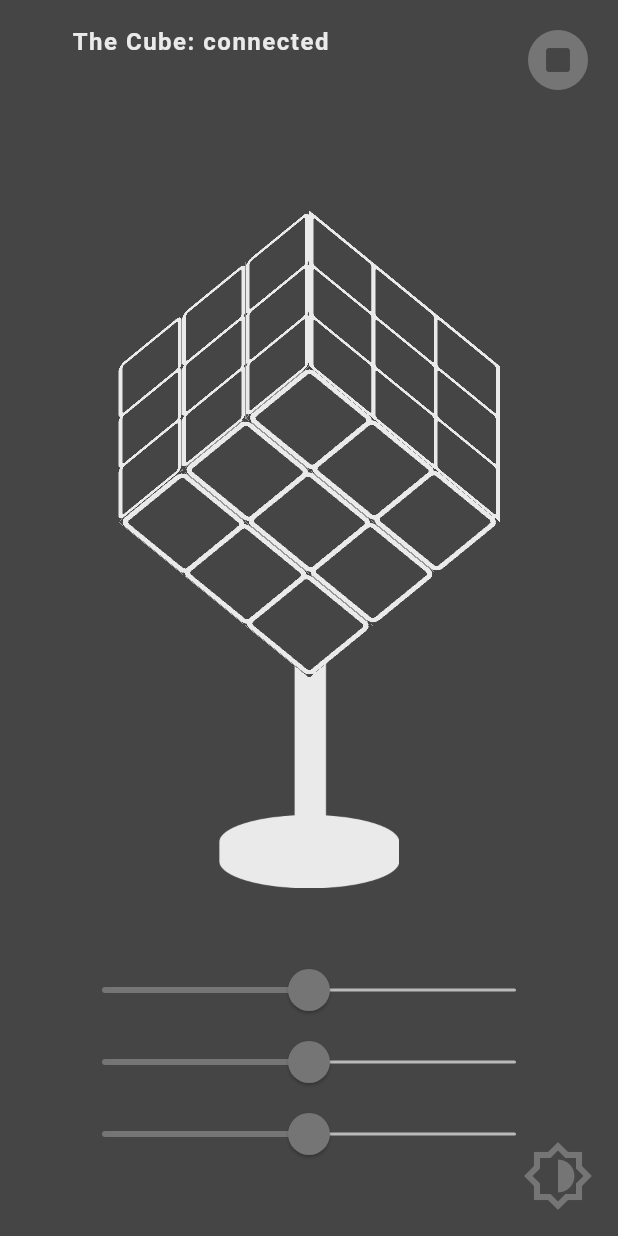
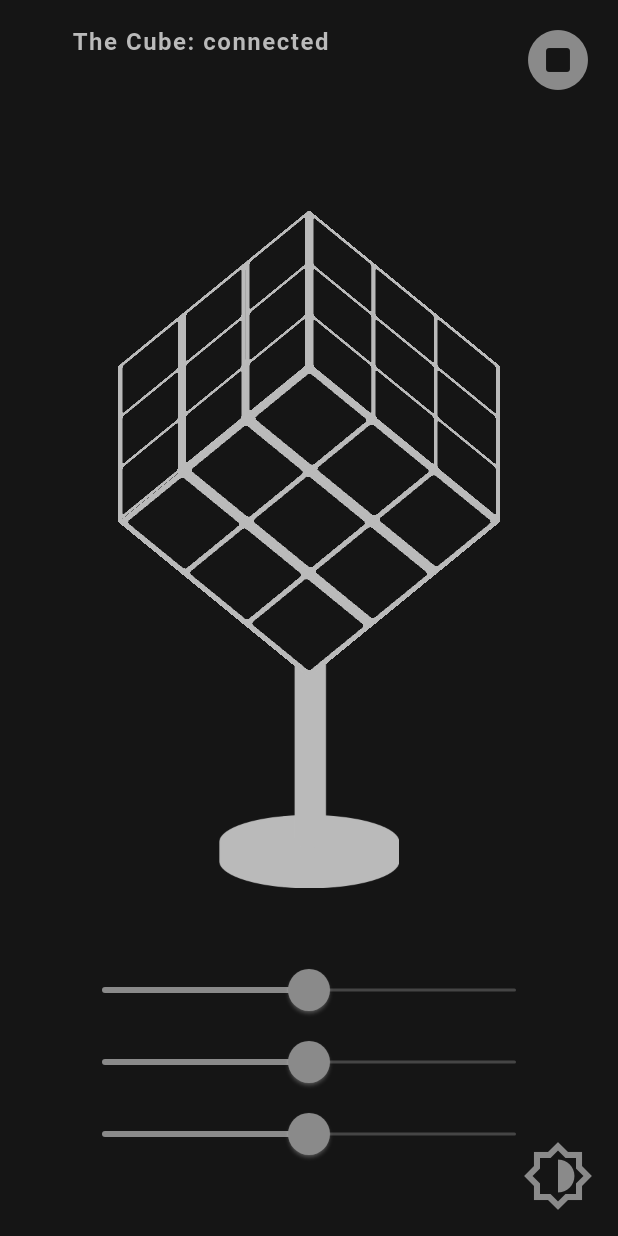
Before and after one commit to chagin0leg/cube, a Flutter app: the screen it shows after launch, after a tap on the "brightness 6" icon, on a phone screen of 412 x 824 dp. Run offline on Flutter 3.47's test engine with Material 3 defaults, Android fonts, the phone set to English and light mode, and no system bars; Roboto replaces fonts that are missing (RobotoMono).

Commit message:
Сделана заготовка для смены тем посредством фильтрации цветов

```diff
--- a/lib/cube_app.dart
+++ b/lib/cube_app.dart
@@ -1,27 +1,28 @@
 import 'package:cube/parallelepipeds_app.dart';
 import 'package:cube/theme/app_theme.dart';
-import 'package:cube/theme/theme_notifier.dart';
-import 'package:cube/theme/theme_provider.dart';
+import 'package:cube/theme/color_filter_notifier.dart';
+import 'package:cube/theme/color_filter_provider.dart';
 import 'package:flutter/material.dart';
 
 class CubeApp extends StatelessWidget {
   CubeApp({super.key});
 
-  final ThemeNotifier _themeNotifier = ThemeNotifier();
+  final ColorFilterNotifier _colorFilterNotifier = ColorFilterNotifier();
 
   @override
   Widget build(BuildContext context) {
-    return ThemeProvider(
-      notifier: _themeNotifier,
+    return ColorFilterProvider(
+      notifier: _colorFilterNotifier,
       child: AnimatedBuilder(
-        animation: _themeNotifier,
+        animation: _colorFilterNotifier,
         builder: (context, _) {
-          return MaterialApp(
-            debugShowCheckedModeBanner: false,
-            theme: AppTheme.light,
-            darkTheme: AppTheme.dark,
-            themeMode: _themeNotifier.mode,
-            home: ParallelepipedsApp(),
+          return ColorFiltered(
+            colorFilter: _colorFilterNotifier.matrix,
+            child: MaterialApp(
+              debugShowCheckedModeBanner: false,
+              theme: AppTheme.light,
+              home: ParallelepipedsApp(),
+            ),
           );
         },
       ),
--- a/lib/parallelepipeds_app.dart
+++ b/lib/parallelepipeds_app.dart
@@ -3,8 +3,8 @@ import 'dart:ui' as ui;
 import 'package:cube/crop_image_extension.dart';
 import 'package:cube/cube_status_text.dart';
 import 'package:cube/parallelepipeds_painter.dart';
-import 'package:cube/theme/theme_notifier.dart';
-import 'package:cube/theme/theme_provider.dart';
+import 'package:cube/theme/color_filter_notifier.dart';
+import 'package:cube/theme/color_filter_provider.dart';
 import 'package:flutter/material.dart';
 import 'package:flutter/scheduler.dart';
 
@@ -30,11 +30,10 @@ class ParallelepipedState {
 
 class _ParallelepipedsAppState extends State<ParallelepipedsApp>
     with SingleTickerProviderStateMixin {
-  ui.Image? baseImageLight;
-  ui.Image? baseImageDark;
-  List<List<ui.Image?>>? faceImagesLight;
-  List<List<ui.Image?>>? faceImagesDark;
+  ui.Image? baseImage;
+  List<List<ui.Image?>>? faceImagesList;
   bool imagesLoaded = false;
+  late ColorFilterNotifier notifier;
 
   double speedGlobY = 0;
   double speedZ1 = 0;
@@ -55,8 +54,16 @@ class _ParallelepipedsAppState extends State<ParallelepipedsApp>
   }
 
   @override
+  void didChangeDependencies() {
+    notifier = ColorFilterProvider.of(context);
+
+    super.didChangeDependencies();
+  }
+
+  @override
   void dispose() {
     _ticker.dispose();
+    notifier.dispose();
     super.dispose();
   }
 
@@ -94,78 +101,39 @@ class _ParallelepipedsAppState extends State<ParallelepipedsApp>
   }
 
   Future<void> _loadImages() async {
-    final wideLight =
-        await _loadImage('assets/light/face_wide.drawio.png').crop();
-    final narrowLight =
-        await _loadImage('assets/light/face_narrow.drawio.png').crop();
-    final baseLight = await _loadImage('assets/light/base.drawio.png');
-    final wideInsideLight =
-        await _loadImage('assets/light/face_wide_inside.drawio.png').crop();
-
-    final wideDark =
-        await _loadImage('assets/dark/face_wide.drawio.png').crop();
-    final narrowDark =
-        await _loadImage('assets/dark/face_narrow.drawio.png').crop();
-    final baseDark = await _loadImage('assets/dark/base.drawio.png');
-    final wideInsideDark =
-        await _loadImage('assets/dark/face_wide_inside.drawio.png').crop();
+    final wide = await _loadImage('assets/face_wide.drawio.png').crop();
+    final narrow = await _loadImage('assets/face_narrow.drawio.png').crop();
+    final base = await _loadImage('assets/base.drawio.png');
+    final wideInside =
+        await _loadImage('assets/face_wide_inside.drawio.png').crop();
 
     setState(() {
-      baseImageLight = baseLight;
-      faceImagesLight = [
+      baseImage = base;
+      faceImagesList = [
         // Для каждого параллелепипеда свой набор граней
         [
-          wideLight, // back
-          wideInsideLight, // front
-          narrowLight, // top
-          narrowLight, // bottom
-          narrowLight, // right
-          narrowLight, // left
+          wide, // back
+          wideInside, // front
+          narrow, // top
+          narrow, // bottom
+          narrow, // right
+          narrow, // left
         ],
         [
-          wideInsideLight, // back
-          wideInsideLight, // front
-          narrowLight, // top
-          narrowLight, // bottom
-          narrowLight, // right
-          narrowLight, // left
+          wideInside, // back
+          wideInside, // front
+          narrow, // top
+          narrow, // bottom
+          narrow, // right
+          narrow, // left
         ],
         [
-          wideInsideLight, // back
-          wideLight, // front
-          narrowLight, // top
-          narrowLight, // bottom
-          narrowLight, // right
-          narrowLight, // left
-        ],
-      ];
-
-      baseImageDark = baseDark;
-      faceImagesDark = [
-        // Для каждого параллелепипеда свой набор граней
-        [
-          wideDark, // back
-          wideInsideDark, // front
-          narrowDark, // top
-          narrowDark, // bottom
-          narrowDark, // right
-          narrowDark, // left
-        ],
-        [
-          wideInsideDark, // back
-          wideInsideDark, // front
-          narrowDark, // top
-          narrowDark, // bottom
-          narrowDark, // right
-          narrowDark, // left
-        ],
-        [
-          wideInsideDark, // back
-          wideDark, // front
-          narrowDark, // top
-          narrowDark, // bottom
-          narrowDark, // right
-          narrowDark, // left
+          wideInside, // back
+          wide, // front
+          narrow, // top
+          narrow, // bottom
+          narrow, // right
+          narrow, // left
         ],
       ];
 
@@ -213,8 +181,6 @@ class _ParallelepipedsAppState extends State<ParallelepipedsApp>
     final double vZ1 = speedZ1;
     final double vZ2 = speedZ2;
 
-    ThemeNotifier notifier = ThemeProvider.of(context);
-
     return Scaffold(
       body: SafeArea(
         child: Column(
@@ -225,19 +191,12 @@ class _ParallelepipedsAppState extends State<ParallelepipedsApp>
                 children: [
                   !imagesLoaded
                       ? const Center(child: CircularProgressIndicator())
-                      : RawImage(
-                        image:
-                            notifier.mode == ThemeMode.light
-                                ? baseImageLight
-                                : baseImageDark,
-                        width: 120,
-                      ),
+                      : RawImage(image: baseImage!, width: 120),
                   Center(
                     child:
                         !imagesLoaded
                             ? const Center(child: CircularProgressIndicator())
                             : RepaintBoundary(
-                              key: ValueKey(notifier.mode),
                               child: CustomPaint(
                                 size: Size.infinite,
                                 painter: ParallelepipedsPainter(
@@ -245,10 +204,7 @@ class _ParallelepipedsAppState extends State<ParallelepipedsApp>
                                   globX: globX,
                                   globY: globY,
                                   globZ: globZ,
-                                  faceImagesList:
-                                      notifier.mode == ThemeMode.light
-                                          ? faceImagesLight!
-                                          : faceImagesDark!,
+                                  faceImagesList: faceImagesList!,
                                 ),
                               ),
                             ),
@@ -296,13 +252,11 @@ class _ParallelepipedsAppState extends State<ParallelepipedsApp>
   Widget _themeButton() {
     return InkWell(
       onTap: () {
-        ThemeNotifier notifier = ThemeProvider.of(context);
-
-        if (notifier.mode == ThemeMode.light) {
-          notifier.setMode(ThemeMode.dark);
-        } else {
-          notifier.setMode(ThemeMode.light);
-        }
+        notifier.setMatrix(
+          redChannel: [-1, 0, 0, 0, 255],
+          greenChannel: [0, -1, 0, 0, 255],
+          blueChannel: [0, 0, -1, 0, 255],
+        );
       },
       child: const Icon(Icons.brightness_6_outlined),
     );
--- a/lib/theme/app_theme.dart
+++ b/lib/theme/app_theme.dart
@@ -30,35 +30,4 @@ class AppTheme {
     ),
     iconTheme: IconThemeData(color: AppColors.grey, size: 48),
   );
-
-  static final ThemeData dark = ThemeData(
-    scaffoldBackgroundColor: AppColors.darkPlatinum,
-    splashColor: AppColors.transparent,
-    highlightColor: AppColors.transparent,
-    hoverColor: AppColors.transparent,
-    textTheme: TextTheme(
-      titleSmall: TextStyle(
-        fontSize: 16,
-        color: AppColors.platinum,
-        fontFamily: 'RobotoMono',
-        fontWeight: FontWeight.w700,
-        letterSpacing: 1,
-      ),
-    ),
-    sliderTheme: SliderThemeData(
-      trackHeight: 2,
-      activeTrackColor: AppColors.grey,
-      inactiveTrackColor: AppColors.lightGrey,
-      thumbColor: AppColors.grey,
-      overlayColor: AppColors.transparent,
-      thumbShape: const RoundSliderThumbShape(enabledThumbRadius: 14),
-      overlayShape: const RoundSliderOverlayShape(overlayRadius: 20),
-      tickMarkShape: SliderTickMarkShape.noTickMark,
-      valueIndicatorShape: SliderComponentShape.noOverlay,
-      showValueIndicator: ShowValueIndicator.never,
-      trackShape: const RoundedRectSliderTrackShape(),
-    ),
-
-    iconTheme: IconThemeData(color: AppColors.grey, size: 48),
-  );
 }
--- /dev/null
+++ b/lib/theme/color_filter_notifier.dart
@@ -0,0 +1,40 @@
+import 'package:flutter/material.dart';
+
+class ColorFilterNotifier extends ChangeNotifier {
+  ColorFilter _matrix = ColorFilter.matrix([
+    1, 0, 0, 0, 0, // R
+    0, 1, 0, 0, 0, // G
+    0, 0, 1, 0, 0, // B
+    0, 0, 0, 1, 0, // A
+  ]);
+
+  ColorFilter get matrix => _matrix;
+
+  void setMatrix({
+    List<double>? redChannel,
+    List<double>? greenChannel,
+    List<double>? blueChannel,
+    List<double>? alphaChannel,
+  }) {
+    assert(
+      (redChannel == null || redChannel.length == 5) &&
+          (greenChannel == null || greenChannel.length == 5) &&
+          (blueChannel == null || blueChannel.length == 5) &&
+          (alphaChannel == null || alphaChannel.length == 5),
+      "ColorFilter channel length is not equal to 5",
+    );
+
+    ColorFilter newMatrix = _matrix;
+    newMatrix = ColorFilter.matrix([
+      ...redChannel ?? [1, 0, 0, 0, 0], // R
+      ...greenChannel ?? [0, 1, 0, 0, 0], // G
+      ...blueChannel ?? [0, 0, 1, 0, 0], // B
+      ...alphaChannel ?? [0, 0, 0, 1, 0], // A
+    ]);
+
+    if (newMatrix != _matrix) {
+      _matrix = newMatrix;
+      notifyListeners();
+    }
+  }
+}
--- /dev/null
+++ b/lib/theme/color_filter_provider.dart
@@ -0,0 +1,18 @@
+import 'package:cube/theme/color_filter_notifier.dart';
+import 'package:flutter/material.dart';
+
+class ColorFilterProvider extends InheritedNotifier<ColorFilterNotifier> {
+  const ColorFilterProvider({
+    super.key,
+    required ColorFilterNotifier super.notifier,
+    required super.child,
+  });
+
+  static ColorFilterNotifier of(BuildContext context) {
+    ColorFilterProvider? provider =
+        context.dependOnInheritedWidgetOfExactType<ColorFilterProvider>();
+    assert(provider != null, "No ColorFilterNotifier in element tree found");
+
+    return provider!.notifier!;
+  }
+}
--- a/lib/theme/theme_notifier.dart
+++ /dev/null
@@ -1,14 +0,0 @@
-import 'package:flutter/material.dart';
-
-class ThemeNotifier extends ChangeNotifier {
-  ThemeMode _mode = ThemeMode.light; // TODO: доставать из сохранённых настроек?
-
-  ThemeMode get mode => _mode;
-
-  void setMode(ThemeMode mode) {
-    if (_mode != mode) {
-      _mode = mode;
-      notifyListeners();
-    }
-  }
-}
--- a/lib/theme/theme_provider.dart
+++ /dev/null
@@ -1,18 +0,0 @@
-import 'package:cube/theme/theme_notifier.dart';
-import 'package:flutter/material.dart';
-
-class ThemeProvider extends InheritedNotifier<ThemeNotifier> {
-  const ThemeProvider({
-    super.key,
-    required ThemeNotifier super.notifier,
-    required super.child,
-  });
-
-  static ThemeNotifier of(BuildContext context) {
-    ThemeProvider? provider =
-        context.dependOnInheritedWidgetOfExactType<ThemeProvider>();
-    assert(provider != null, "No ThemeProvider in element tree found");
-
-    return provider!.notifier!;
-  }
-}
--- a/pubspec.yaml
+++ b/pubspec.yaml
@@ -60,8 +60,10 @@ flutter:
 
   # To add assets to your application, add an assets section, like this:
   assets:
-    - assets/light/
-    - assets/dark/
+    - assets/base.drawio.png
+    - assets/face_wide.drawio.png
+    - assets/face_narrow.drawio.png
+    - assets/face_wide_inside.drawio.png
 
   # An image asset can refer to one or more resolution-specific "variants", see
   # https://flutter.dev/to/resolution-aware-images
```
Also changed, not shown: assets/base.drawio.png (renamed from assets/light/base.drawio.png), assets/dark/base.drawio.png (deleted), assets/dark/face_narrow.drawio.png (deleted), assets/dark/face_wide.drawio.png (deleted), assets/dark/face_wide_inside.drawio.png (deleted), assets/face_narrow.drawio.png (renamed from assets/light/face_narrow.drawio.png), assets/face_wide.drawio.png (renamed from assets/light/face_wide.drawio.png), assets/face_wide_inside.drawio.png (renamed from assets/light/face_wide_inside.drawio.png).
